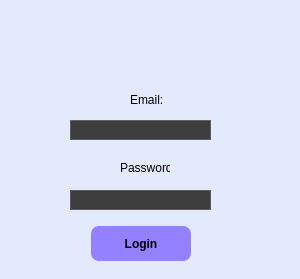
Qt form ui/login_window.ui (pornessianparapio/act_app) before a commit.
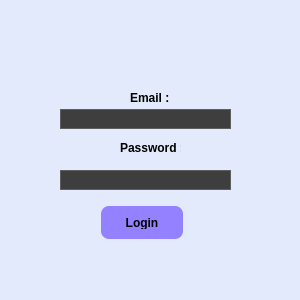
The same form after that commit. Icons and pictures are not drawn.

```diff
--- a/ui/login_window.ui
+++ b/ui/login_window.ui
@@ -7,7 +7,7 @@
     <x>0</x>
     <y>0</y>
     <width>300</width>
-    <height>279</height>
+    <height>300</height>
    </rect>
   </property>
   <property name="maximumSize">
@@ -22,43 +22,12 @@
   <property name="styleSheet">
    <string notr="true">background-color: #e2eafc;</string>
   </property>
-  <widget class="QLabel" name="label">
-   <property name="geometry">
-    <rect>
-     <x>110</x>
-     <y>20</y>
-     <width>61</width>
-     <height>51</height>
-    </rect>
-   </property>
-   <property name="mouseTracking">
-    <bool>true</bool>
-   </property>
-   <property name="tabletTracking">
-    <bool>true</bool>
-   </property>
-   <property name="acceptDrops">
-    <bool>true</bool>
-   </property>
-   <property name="text">
-    <string/>
-   </property>
-   <property name="pixmap">
-    <pixmap>icons/login.png</pixmap>
-   </property>
-   <property name="scaledContents">
-    <bool>true</bool>
-   </property>
-   <property name="alignment">
-    <set>Qt::AlignCenter</set>
-   </property>
-  </widget>
   <widget class="QLineEdit" name="email_input">
    <property name="geometry">
     <rect>
-     <x>70</x>
-     <y>120</y>
-     <width>141</width>
+     <x>60</x>
+     <y>109</y>
+     <width>171</width>
      <height>20</height>
     </rect>
    </property>
@@ -72,21 +41,27 @@
    <property name="geometry">
     <rect>
      <x>120</x>
-     <y>160</y>
-     <width>50</width>
+     <y>140</y>
+     <width>61</width>
      <height>16</height>
     </rect>
    </property>
+   <property name="font">
+    <font>
+     <weight>75</weight>
+     <bold>true</bold>
+    </font>
+   </property>
    <property name="text">
-    <string>Password:</string>
+    <string>Password :</string>
    </property>
   </widget>
   <widget class="QLineEdit" name="password_input">
    <property name="geometry">
     <rect>
-     <x>70</x>
-     <y>190</y>
-     <width>141</width>
+     <x>60</x>
+     <y>170</y>
+     <width>171</width>
      <height>20</height>
     </rect>
    </property>
@@ -105,23 +80,29 @@
      <x>130</x>
      <y>90</y>
      <width>41</width>
-     <height>20</height>
+     <height>16</height>
     </rect>
    </property>
+   <property name="font">
+    <font>
+     <weight>75</weight>
+     <bold>true</bold>
+    </font>
+   </property>
    <property name="styleSheet">
     <string notr="true">background-color: #e2eafc;</string>
    </property>
    <property name="text">
-    <string>Email:</string>
+    <string>Email :</string>
    </property>
   </widget>
   <widget class="QPushButton" name="login_button">
    <property name="geometry">
     <rect>
-     <x>90</x>
-     <y>220</y>
-     <width>101</width>
-     <height>41</height>
+     <x>100</x>
+     <y>200</y>
+     <width>83</width>
+     <height>39</height>
     </rect>
    </property>
    <property name="styleSheet">
@@ -139,6 +120,37 @@
     <string>Login</string>
    </property>
   </widget>
+  <widget class="QLabel" name="label">
+   <property name="geometry">
+    <rect>
+     <x>110</x>
+     <y>23</y>
+     <width>71</width>
+     <height>61</height>
+    </rect>
+   </property>
+   <property name="mouseTracking">
+    <bool>true</bool>
+   </property>
+   <property name="tabletTracking">
+    <bool>true</bool>
+   </property>
+   <property name="acceptDrops">
+    <bool>true</bool>
+   </property>
+   <property name="text">
+    <string/>
+   </property>
+   <property name="pixmap">
+    <pixmap>icons/login.png</pixmap>
+   </property>
+   <property name="scaledContents">
+    <bool>true</bool>
+   </property>
+   <property name="alignment">
+    <set>Qt::AlignCenter</set>
+   </property>
+  </widget>
  </widget>
  <resources>
   <include location="icons.qrc"/>
```
